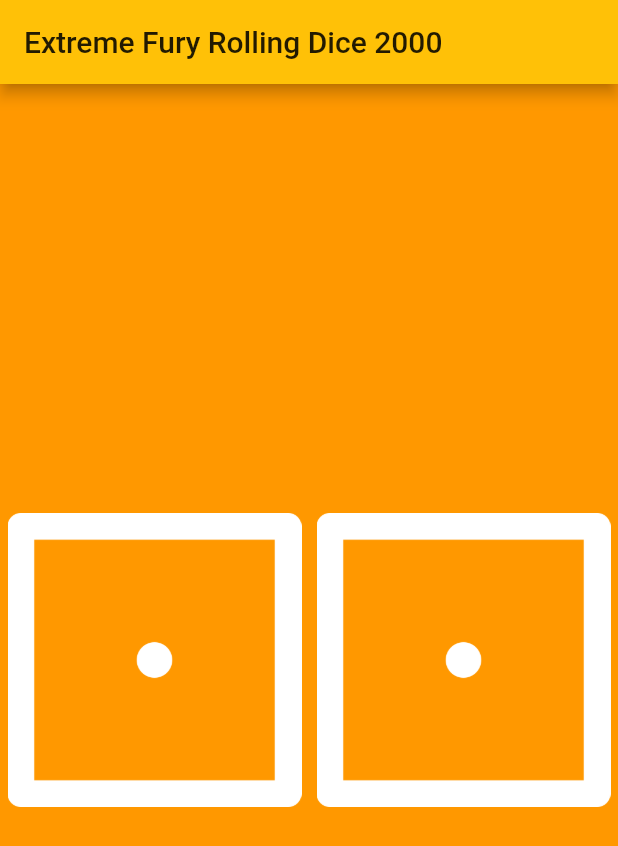
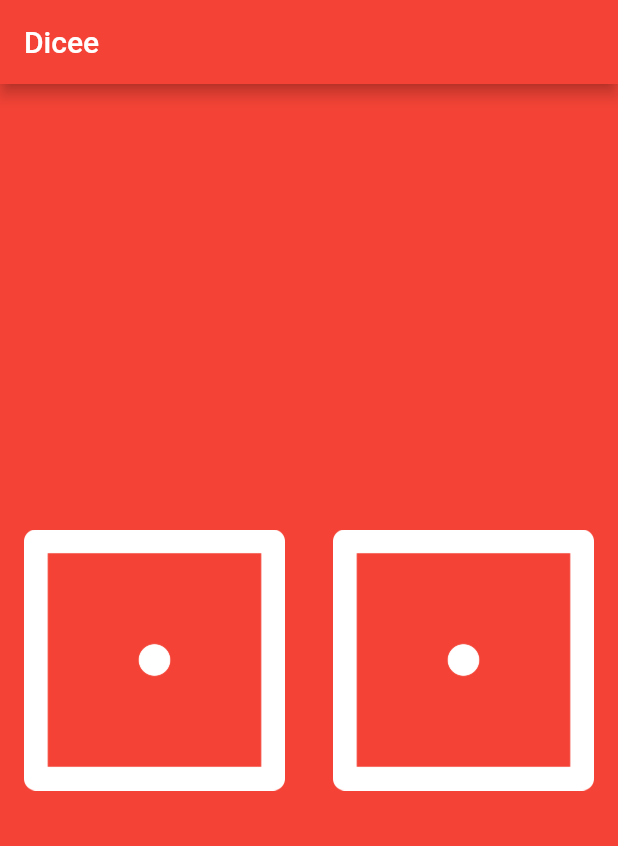
Before and after one commit to YouriChc/flutter_roll_the_dice, a Flutter app: the screen it shows after launch, on a phone screen of 412 x 824 dp. Shown: the top 846 px of the screen. Run offline on Flutter 3.47's test engine with Material 2 defaults, Android fonts, the phone set to English and light mode, and no system bars.

Commit message:
Update dice

```diff
--- a/lib/main.dart
+++ b/lib/main.dart
@@ -1,71 +1,62 @@
 import 'package:flutter/material.dart';
 import 'dart:math';
 
-void main() => runApp(MyApp());
-
-class MyApp extends StatelessWidget {
-  // This widget is the root of your application.
-  @override
-  Widget build(BuildContext context) {
-    return MaterialApp(
-      title: 'Challenge Dés',
-      theme: ThemeData(
-        primarySwatch: Colors.amber,
+void main() {
+  return runApp(
+    MaterialApp(
+      home: Scaffold(
+        backgroundColor: Colors.red,
+        appBar: AppBar(
+          title: Text('Dicee'),
+          backgroundColor: Colors.red,
+        ),
+        body: DicePage(),
       ),
-      home: MyHomePage(title: 'Extreme Fury Rolling Dice 2000'),
-    );
-  }
+    ),
+  );
 }
 
-class MyHomePage extends StatefulWidget {
-  MyHomePage({Key key, this.title}) : super(key: key);
-  final String title;
-
+class DicePage extends StatefulWidget {
   @override
-  _MyHomePageState createState() => _MyHomePageState();
+  _DicePageState createState() => _DicePageState();
 }
 
-class _MyHomePageState extends State<MyHomePage> {
-  final Random random = new Random();
-  int _indexDice1 = 1;
-  int _indexDice2 = 1;
-
-  int _randomDice() {
-    setState(() {
-      _indexDice1 = random.nextInt(6) + 1;
-      _indexDice2 = random.nextInt(6) + 1;
-    });
-  }
+class _DicePageState extends State<DicePage> {
+  int leftDiceNumber = 1;
+  int rightDiceNumber = 1;
 
   @override
   Widget build(BuildContext context) {
-    return Scaffold(
-      backgroundColor: Colors.orange,
-      appBar: AppBar(
-        title: Text(widget.title),
-      ),
-      body: Center(
-        child: Row(
-          mainAxisAlignment: MainAxisAlignment.spaceEvenly,
-          children: <Widget>[
-            Expanded(
-                child: GestureDetector(
-              onTap: _randomDice,
+    return Center(
+      child: Row(
+        children: <Widget>[
+          Expanded(
+            child: GestureDetector(
+              onTap: () {
+                setState(() {
+                  leftDiceNumber = Random().nextInt(6) + 1;
+                  rightDiceNumber = Random().nextInt(6) + 1;
+                });
+              },
               child: Padding(
-                padding: EdgeInsets.fromLTRB(5, 5, 5, 5),
-                child: Image.asset('images/dice' + '$_indexDice1' + '.png'),
-              )
-            )),
-            Expanded(
-                child: GestureDetector(
-              onTap: _randomDice,
+                padding: EdgeInsets.all(16),
+                child: Image.asset('images/dice$leftDiceNumber.png'),
+              ),
+            ),
+          ),
+          Expanded(
+            child: GestureDetector(
+              onTap: () {
+                setState(() {
+                  rightDiceNumber = Random().nextInt(6) + 1;
+                });
+              },
               child: Padding(
-                padding: EdgeInsets.fromLTRB(5, 5, 5, 5),
-                child: Image.asset('images/dice' + '$_indexDice2' + '.png')
-              ),
-            )),
-          ],
-        ),
+                  padding: EdgeInsets.all(16),
+                  child: Image.asset('images/dice$rightDiceNumber.png')),
+            ),
+          ),
+        ],
       ),
     );
   }
```
Also changed, not shown: pubspec.yaml (+0 -47 lines), 2 other files.
